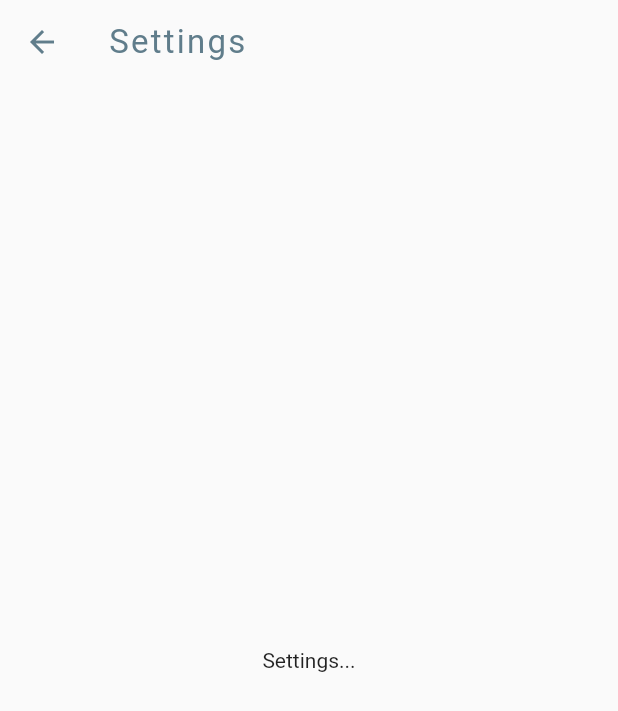
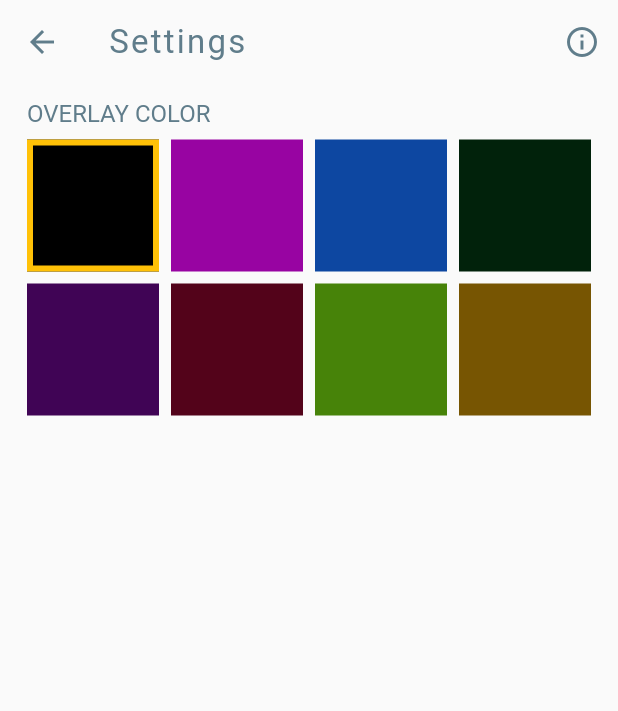
Before and after one commit to gshockv/HexAlphaPicker, a Flutter app: the screen it shows after launch, after a tap on the "settings" icon, on a phone screen of 412 x 824 dp. Shown: the top 711 px of the screen. Run offline on Flutter 3.47's test engine with Material 2 defaults, Android fonts, the light colour scheme and no system bars.

Commit message:
overlay color picker widget

```diff
--- a/lib/main.dart
+++ b/lib/main.dart
@@ -40,7 +40,8 @@ class _AppHomePageState extends State<AppHomePage> {
 
   void _calculateOverlayColor() {
     _alphaPercentage = (_alphaValue * 100).round();
-    _hexWithAlphaColor = "#" + hexAlpha[_alphaPercentage] + _defaultOverlayColor;
+    _hexWithAlphaColor =
+        "#" + hexAlpha[_alphaPercentage] + _defaultOverlayColor;
     _overlayColor = Color(_hexToColor(_hexWithAlphaColor));
   }
 
@@ -48,12 +49,14 @@ class _AppHomePageState extends State<AppHomePage> {
   Widget build(BuildContext context) {
     return Scaffold(
       appBar: _buildAppBar(),
-      body: Column(
-        mainAxisAlignment: MainAxisAlignment.center,
-        children: <Widget>[
-          _buildPreview(),
-          _buildSliderWidget(),
-        ],
+      body: SafeArea(
+        child: Column(
+          mainAxisAlignment: MainAxisAlignment.center,
+          children: <Widget>[
+            _buildPreview(),
+            _buildSliderWidget(),
+          ],
+        ),
       ),
     );
   }
@@ -171,11 +174,8 @@ class _AppHomePageState extends State<AppHomePage> {
       );
 
   void _openSettings() {
-    Navigator.of(context).push(
-      MaterialPageRoute(
-          builder: (context) => SettingsRoute()
-      )
-    );
+    Navigator.of(context)
+        .push(MaterialPageRoute(builder: (context) => SettingsRoute()));
   }
 
   int _hexToColor(String code) {
--- a/lib/settings_route.dart
+++ b/lib/settings_route.dart
@@ -1,15 +1,91 @@
 import 'package:flutter/material.dart';
 
-class SettingsRoute extends StatelessWidget {
+class SettingsRoute extends StatefulWidget {
+  @override
+  _SettingsRouteState createState() => _SettingsRouteState();
+}
+
+class _SettingsRouteState extends State<SettingsRoute> {
+  var _colors = const [
+    0xFF000000,
+    0xFF9804A2,
+    0xFF0D47A1,
+    0xFF01220B,
+    0xFF400455,
+    0xFF53031A,
+    0xFF478309,
+    0xFF775502,
+  ];
+
+  int _selectedColorPosition = 0;
+
+  _selectColor(int position) {
+    setState(() {
+      _selectedColorPosition = position;
+      final aColor = _colors[_selectedColorPosition];
+      debugPrint("Selected color: $aColor");
+    });
+  }
+
   @override
   Widget build(BuildContext context) {
     return Scaffold(
       appBar: _buildAppBar(context),
-      body: Center(
-        child: Text("Settings..."),
+      body: SafeArea(
+        child: _buildSettingsList(),
       ),
     );
   }
+
+  _buildSettingsList() => Container(
+        child: Padding(
+          padding: const EdgeInsets.all(10.0),
+          child: Column(
+            crossAxisAlignment: CrossAxisAlignment.start,
+            children: <Widget>[
+              Padding(
+                padding: const EdgeInsets.only(left: 8),
+                child: Text(
+                  "OVERLAY COLOR",
+                  style: TextStyle(
+                      fontSize: 16,
+                      color: Colors.blueGrey,
+                      fontWeight: FontWeight.w400),
+                ),
+              ),
+              _buildColorsGrid(),
+            ],
+          ),
+        ),
+      );
+
+  _buildColorsGrid() => Expanded(
+        child: GridView.count(
+          padding: EdgeInsets.all(8),
+          crossAxisCount: 4,
+          mainAxisSpacing: 8,
+          crossAxisSpacing: 8,
+          children: _buildColorSelector(),
+        ),
+      );
+
+  List<Widget> _buildColorSelector() =>
+      List.generate(_colors.length, (position) => _buildColorTile(position));
+
+  _buildColorTile(int position) => GridTile(
+        child: InkResponse(
+          enableFeedback: true,
+          child: Ink(
+            color: Color(_colors[position]),
+            child: Container(
+              decoration: _selectedItemDecoration(position),
+            ),
+          ),
+          onTap: () {
+            _selectColor(position);
+          },
+        ),
+      );
 
   _buildAppBar(BuildContext context) => AppBar(
         backgroundColor: Colors.transparent,
@@ -19,8 +95,9 @@ class SettingsRoute extends StatelessWidget {
               Icons.arrow_back,
               color: Colors.blueGrey,
             ),
-            onPressed: () {_applySettings(context); }
-        ),
+            onPressed: () {
+              _applySettings(context);
+            }),
         title: Text(
           "Settings",
           style: TextStyle(
@@ -30,9 +107,37 @@ class SettingsRoute extends StatelessWidget {
             letterSpacing: 1.5,
           ),
         ),
+    actions: <Widget>[
+      IconButton(
+        icon: Icon(
+          Icons.info_outline,
+          color: Colors.blueGrey
+        ),
+        onPressed: () {
+          debugPrint("Info pressed");
+        },
+      )
+    ],
       );
 
   _applySettings(BuildContext context) {
     Navigator.of(context).pop();
   }
+
+  BoxDecoration _selectedItemDecoration(int position) {
+    if (position == _selectedColorPosition) {
+      return BoxDecoration(
+        border: Border.all(
+          color: Colors.amber,
+          width: 4,
+        )
+      );
+    } else {
+      return BoxDecoration(
+          border: Border.all(
+              color: Colors.transparent
+          )
+      );
+    }
+  }
 }
```
Also changed, not shown: 1 other file.
